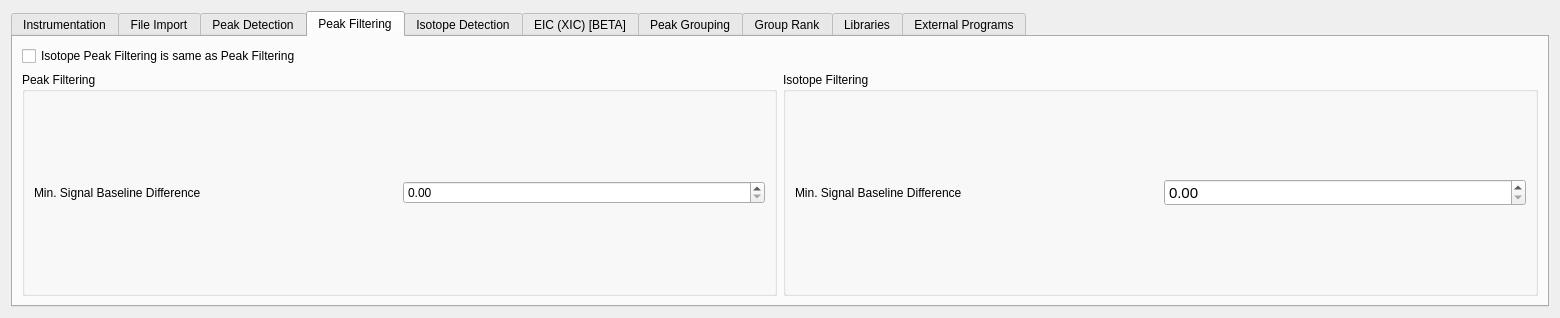
Before: the Qt Designer form src/gui/mzroll/forms/settingsform.ui in ElucidataInc/ElMaven, drawn with Qt 5.
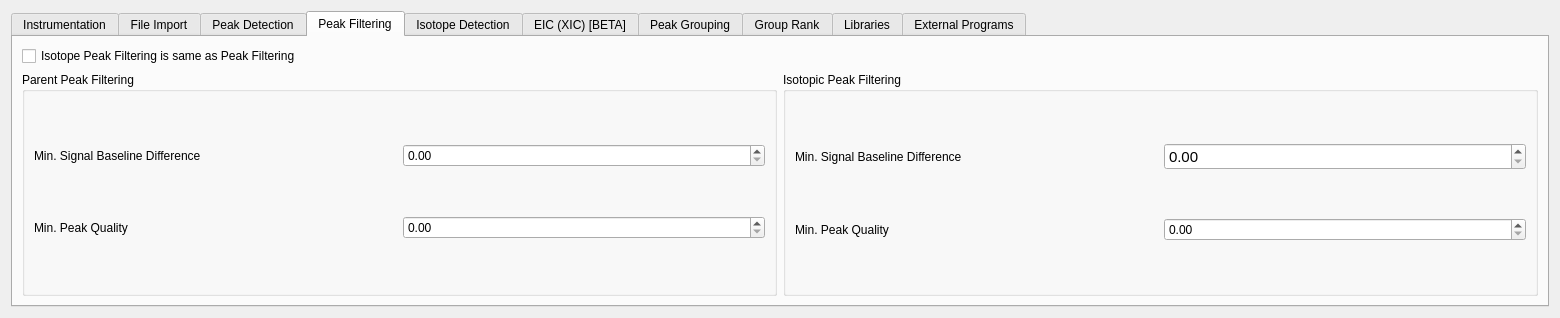
After: the same form once the commit is applied. The open tabs and pages were chosen to show the change. Icons and pictures are not drawn.

Commit message:
Ftr: Add 2 new parameters related to peak quality filtering #516
Two parameters added:
1. Parent Peak Isotope Filtering
2. Isotopic Peak Isotope Filtering

Issue: #516

What changed in the file:
```diff
--- a/src/gui/mzroll/forms/settingsform.ui
+++ b/src/gui/mzroll/forms/settingsform.ui
@@ -500,23 +500,40 @@
           </sizepolicy>
          </property>
          <property name="title">
-          <string>Peak Filtering</string>
+          <string>Parent Peak Filtering</string>
          </property>
-         <layout class="QHBoxLayout" name="horizontalLayout_6">
-          <item>
+         <layout class="QGridLayout" name="gridLayout_12">
+          <item row="0" column="0">
            <widget class="QLabel" name="label_34">
             <property name="text">
              <string>Min. Signal Baseline Difference</string>
             </property>
            </widget>
           </item>
-          <item>
+          <item row="0" column="1">
            <widget class="QDoubleSpinBox" name="minSignalBaselineDifference">
             <property name="maximum">
              <double>100000000000000000000.000000000000000</double>
             </property>
            </widget>
           </item>
+          <item row="1" column="0">
+           <widget class="QLabel" name="label_37">
+            <property name="text">
+             <string>Min. Peak Quality</string>
+            </property>
+           </widget>
+          </item>
+          <item row="1" column="1">
+           <widget class="QDoubleSpinBox" name="minPeakQuality">
+            <property name="maximum">
+             <double>1.000000000000000</double>
+            </property>
+            <property name="singleStep">
+             <double>0.100000000000000</double>
+            </property>
+           </widget>
+          </item>
          </layout>
         </widget>
        </item>
@@ -529,17 +546,17 @@
           </sizepolicy>
          </property>
          <property name="title">
-          <string>Isotope Filtering</string>
+          <string>Isotopic Peak Filtering</string>
          </property>
-         <layout class="QHBoxLayout" name="horizontalLayout_8">
-          <item>
+         <layout class="QGridLayout" name="gridLayout_13">
+          <item row="0" column="0">
            <widget class="QLabel" name="label_36">
             <property name="text">
              <string>Min. Signal Baseline Difference</string>
             </property>
            </widget>
           </item>
-          <item>
+          <item row="0" column="1">
            <widget class="QDoubleSpinBox" name="isotopicMinSignalBaselineDifference">
             <property name="font">
              <font>
@@ -552,6 +569,23 @@
             </property>
            </widget>
           </item>
+          <item row="1" column="0">
+           <widget class="QLabel" name="label_38">
+            <property name="text">
+             <string>Min. Peak Quality</string>
+            </property>
+           </widget>
+          </item>
+          <item row="1" column="1">
+           <widget class="QDoubleSpinBox" name="minIsotopicPeakQuality">
+            <property name="maximum">
+             <double>1.000000000000000</double>
+            </property>
+            <property name="singleStep">
+             <double>0.100000000000000</double>
+            </property>
+           </widget>
+          </item>
          </layout>
         </widget>
        </item>
```
Left out of the diff: 3 changed lines with no effect on the pictures. The commit also changes 7 other files.
